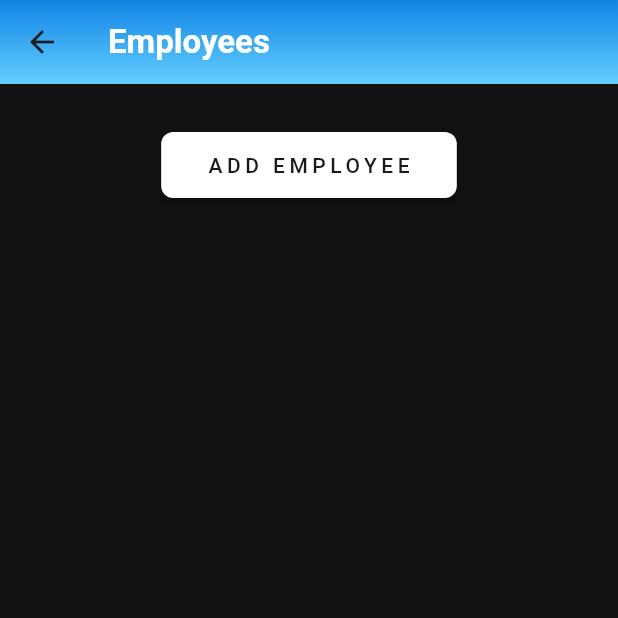
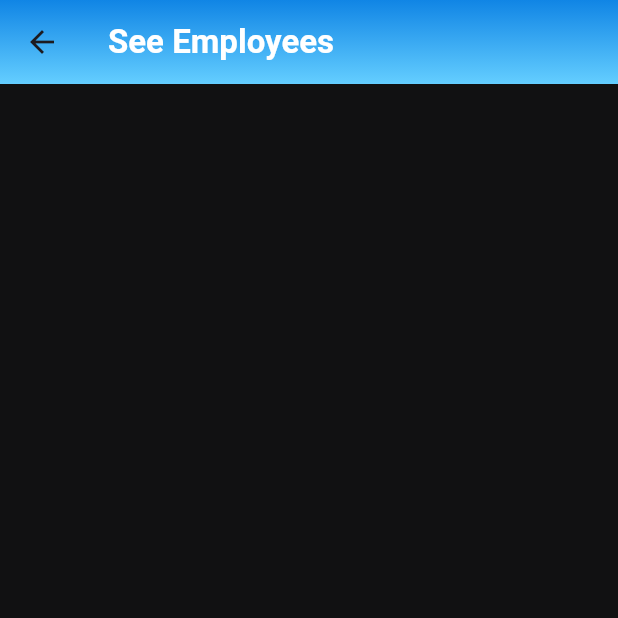
Before and after one commit to Makcieh/assfiex_app_it14, a Flutter app: the See_EmployeesPage screen opened by its route, on a phone screen of 412 x 824 dp, the top half of it. Run offline on Flutter 3.47's test engine with Material 3 defaults, Android fonts, the phone set to English and light mode, and no system bars; our stand-ins replace cloud_firestore, firebase_auth, firebase_core, fluttertoast, google_nav_bar, random_string and 1 more; accounts and stored records are empty.

Commit message:
Updated on OCT-6 17:21

```diff
--- a/lib/employee_side/pages/createschedpages/create_sched_page.dart
+++ b/lib/employee_side/pages/createschedpages/create_sched_page.dart
@@ -65,7 +65,7 @@ class _CreateSchedPageState extends State<Employee_CreateSchedPage> {
                               style: const TextStyle(color: Colors.white),
                             ),
                             Text(
-                              "Name: " + data['Name'],
+                              "Nickname: " + data['Nickname'],
                               style: const TextStyle(color: Colors.white),
                             ),
                             Text(
--- a/lib/employee_side/pages/employees_pages/employees_page.dart
+++ b/lib/employee_side/pages/employees_pages/employees_page.dart
@@ -68,43 +68,12 @@ class _EmployeesPageState extends State<See_EmployeesPage> {
                         child: Column(
                           crossAxisAlignment: CrossAxisAlignment.start,
                           children: [
-                            Row(
-                              children: [
                             Text(
                               "Employee ID: " + ds['Id'],
                               style: const TextStyle(color: Colors.white),
                             ),
-                                const Spacer(),
-                                GestureDetector(
-                                  onTap: () {
-                                    nameController.text = ds["Name"];
-                                    nicknameController.text = ds["Nickname"];
-                                    contactController.text = ds["Contact"];
-                                    stationController.text = ds["Station"];
-                                    positionController.text = ds["Position"];
-                                    dateController.text = ds["DateEmployed"];
-                                    addressController.text = ds["Address"];
-                                    EditEmployeeDetail(ds["Id"]);
-                                  },
-                                  child: const Icon(
-                                    Icons.edit,
-                                    color: Colors.white,
-                                  ),
-                                ),
                             const SizedBox(
                               width: 10,
-                                ),
-                                GestureDetector(
-                                  onTap: () async {
-                                    await DatabaseMethods()
-                                        .deleteEmployeeDetail(ds['Id']);
-                                  },
-                                  child: const Icon(
-                                    Icons.delete_rounded,
-                                    color: Colors.white,
-                                  ),
-                                )
-                              ],
                             ),
                             Text(
                               "Name: " + ds['Name'],
@@ -161,41 +130,14 @@ class _EmployeesPageState extends State<See_EmployeesPage> {
             ),
           ),
           title: const Text(
-            'Employees',
+            'See Employees',
             style: TextStyle(color: Colors.white, fontWeight: FontWeight.bold),
           ),
         ),
         body: Container(
           margin: const EdgeInsets.only(left: 20, right: 20, top: 30),
           child: Column(
-            children: [
-              ElevatedButton(
-                  onPressed: () {
-                    Navigator.pushNamed(context, '/addemploye');
-                  },
-                  style: ElevatedButton.styleFrom(
-                    foregroundColor: const Color.fromARGB(255, 26, 26, 26),
-                    backgroundColor:
-                        const Color.fromARGB(255, 255, 255, 255), // Text color
-                    padding: const EdgeInsets.symmetric(
-                        horizontal: 30,
-                        vertical: 12), // Button size and padding
-                    shape: RoundedRectangleBorder(
-                      borderRadius: BorderRadius.circular(8), // Rounded corners
-                    ),
-                    elevation: 2, // Elevation to match the "raised" effect
-                  ),
-                  child: const Text(
-                    'ADD EMPLOYEE',
-                    style: TextStyle(
-                      letterSpacing: 3,
-                    ),
-                  )),
-              const SizedBox(
-                height: 10, //KANI SAD
-              ),
-              Expanded(child: allEmployeeDetails())
-            ],
+            children: [Expanded(child: allEmployeeDetails())],
           ),
         ));
   }
--- a/lib/employee_side/pages/requestpages/all_request.dart
+++ b/lib/employee_side/pages/requestpages/all_request.dart
@@ -95,7 +95,7 @@ class _AllRequestState extends State<Employee_AllRequest> {
                               style: const TextStyle(color: Colors.white),
                             ),
                             Text(
-                              "Date: " + db['Date'],
+                              "Dates: " + db['Dates'].join(", "),
                               style: const TextStyle(color: Colors.white),
                             ),
                           ],
```
Lines whose indentation alone changed are shown as unchanged.
